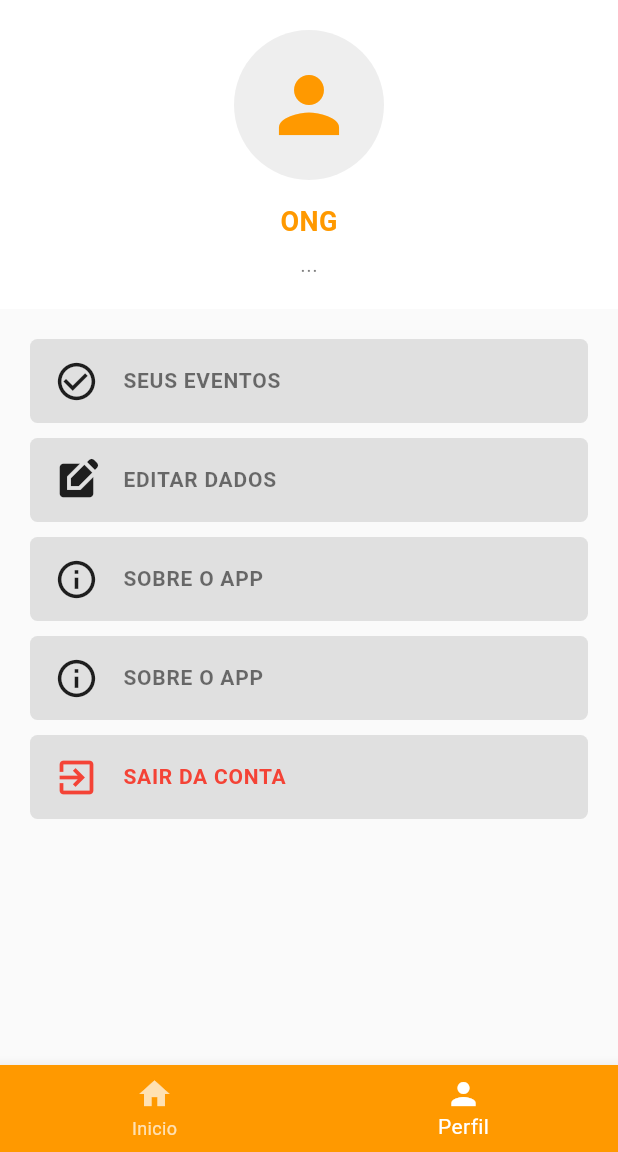
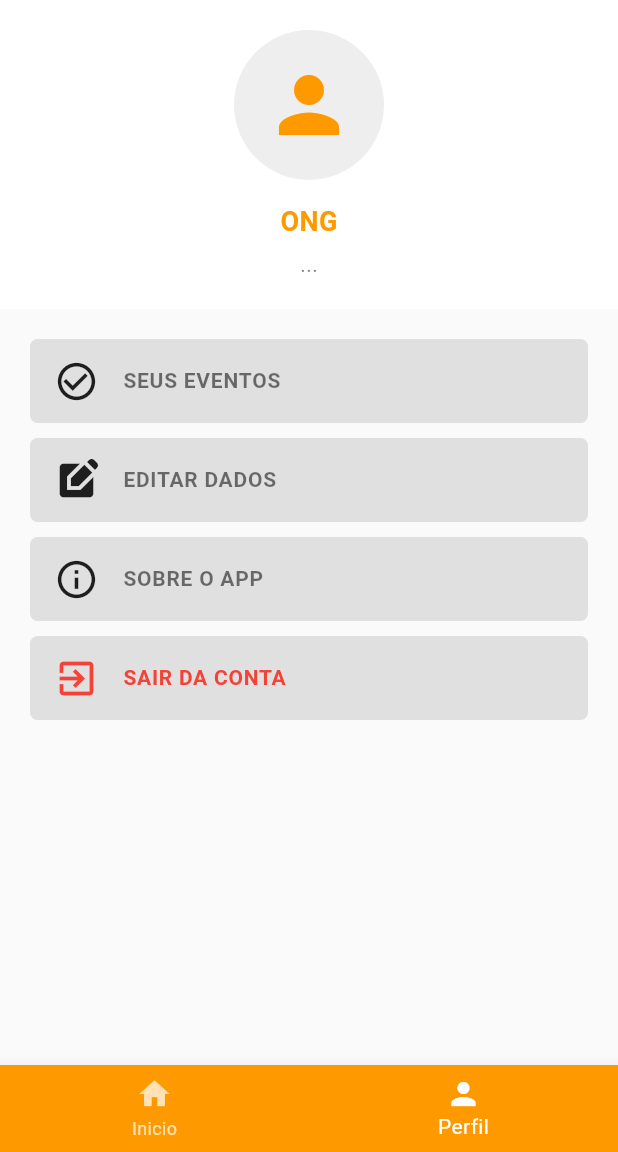
Before and after one commit to fga-eps-mds/2025.2-Gilgamesh, a Flutter app: the TelaPerfilONG screen opened directly, on a phone screen of 412 x 824 dp, the part 84-1236 px from its top. Run offline on Flutter 3.47's test engine with Material 3 defaults, Android fonts, the phone set to English and light mode, and no system bars; our stand-ins replace shared_preferences; accounts and stored records are empty.

Commit message:
fix: Correção de botão duplicado na tela de ongs

```diff
--- a/mobile_apoia/lib/telas/ongs/tela_perfil_ong.dart
+++ b/mobile_apoia/lib/telas/ongs/tela_perfil_ong.dart
@@ -6,8 +6,6 @@ import '../../telas/acesso/tela_login.dart';
 import 'package:mobile_apoia/widgets/cores.dart';
 import 'package:mobile_apoia/telas/ongs/tela_sobre_ong.dart';
 import '../doador/editar_dados_usuario.dart';
-
-
 
 class TelaPerfilONG extends StatefulWidget {
   const TelaPerfilONG({super.key});
@@ -47,11 +45,10 @@ class _TelaPerfilONGState extends State<TelaPerfilONG> {
     }
   }
 
-
   void _navegarParaSobre() {
-    Navigator.of(context).push(
-      MaterialPageRoute(builder: (context) => const AboutAppScreenOng()),
-    );
+    Navigator.of(
+      context,
+    ).push(MaterialPageRoute(builder: (context) => const AboutAppScreenOng()));
   }
 
   void _sair() async {
@@ -163,7 +160,10 @@ class _TelaPerfilONGState extends State<TelaPerfilONG> {
                     onTap: () {
                       Navigator.pushReplacement(
                         context,
-                       MaterialPageRoute(builder:   (_) => const EditarDadosUsuario()));
+                        MaterialPageRoute(
+                          builder: (_) => const EditarDadosUsuario(),
+                        ),
+                      );
                     },
                   ),
 
@@ -173,11 +173,6 @@ class _TelaPerfilONGState extends State<TelaPerfilONG> {
                     onTap: _navegarParaSobre,
                   ),
 
-                  _buildMenuItem(
-                    icon: Icons.info_outline,
-                    text: "Sobre o App",
-                    onTap: _navegarParaSobre,
-                  ),
                   _buildMenuItem(
                     icon: Icons.exit_to_app,
                     text: "Sair da Conta",
```
